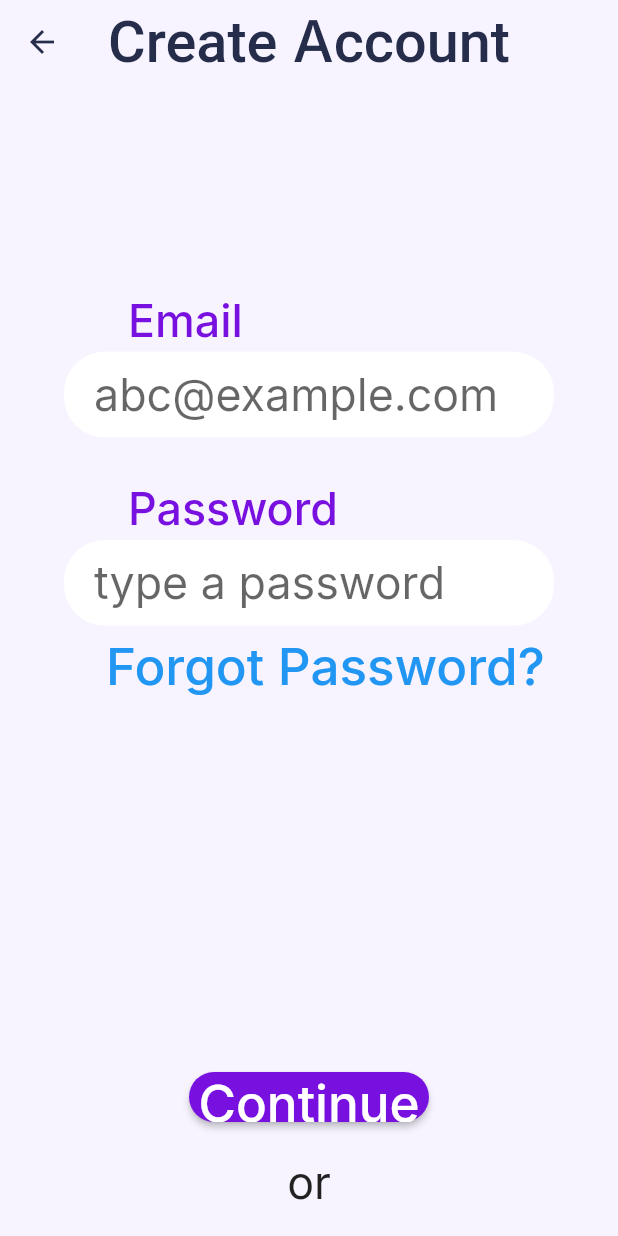
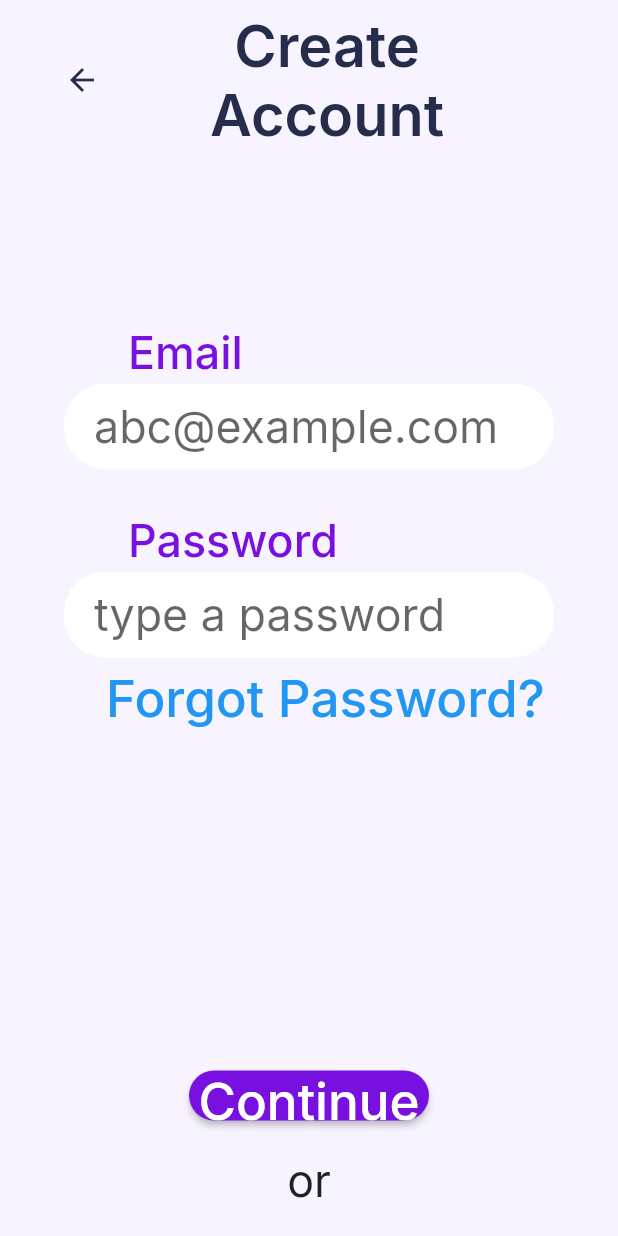
Before and after one commit to waseemabbas8/Badlo-Flutter-App, a Flutter app: the screen it shows after launch, after a tap on "Skip", on a phone screen of 412 x 824 dp. Run offline on Flutter 3.47's test engine with Material 2 defaults, Android fonts, the phone set to English and light mode, and no system bars; our stand-ins replace dio, flutter_svg, get, google_fonts, retrofit; missing offline and left inert: dart:ffi; generated files the repository leaves out were written again.

Commit message:
create custom app bar widget

```diff
--- a/lib/main.dart
+++ b/lib/main.dart
@@ -19,7 +19,7 @@ _initDependencies() {
   ScreenUtil.init(allowFontScaling: true);
 
   SystemChrome.setSystemUIOverlayStyle(const SystemUiOverlayStyle(
-    statusBarColor: colorWindowBackground,
+    statusBarColor: Colors.transparent,
     statusBarBrightness: Brightness.light,
     statusBarIconBrightness: Brightness.dark, // transparent status bar
   ));
--- a/lib/presentation/core/values/dimens.dart
+++ b/lib/presentation/core/values/dimens.dart
@@ -1,5 +1,6 @@
 import 'package:badlo/presentation/core/utils/screen_util.dart';
 import 'package:flutter/material.dart';
+import 'package:get/get.dart';
 
 const spacing10 = 10.0;
 const spacing12 = 12.0;
@@ -66,4 +67,6 @@ class Spacing {
   static final v30 = SizedBox(height: 30.toHeight);
   static final v40 = SizedBox(height: 40.toHeight);
   static final v50 = SizedBox(height: 50.toHeight);
+
+  static final statusBarHeight = SizedBox(height: Get.mediaQuery.viewPadding.top + 10.toHeight);
 }
--- a/lib/presentation/page/auth/signup/sign_up_page.dart
+++ b/lib/presentation/page/auth/signup/sign_up_page.dart
@@ -2,6 +2,7 @@ import 'package:badlo/presentation/core/base/base_page.dart';
 import 'package:badlo/presentation/core/constants.dart';
 import 'package:badlo/presentation/core/utils/screen_util.dart';
 import 'package:badlo/presentation/page/auth/signup/sign_up_controller.dart';
+import 'package:badlo/presentation/widget/app_bar_widget.dart';
 import 'package:badlo/presentation/widget/button.dart';
 import 'package:badlo/presentation/widget/text_field.dart';
 import 'package:flutter/material.dart';
@@ -15,19 +16,17 @@ class SignUpPage extends BasePage<SignUpController> {
 
   @override
   Widget build(BuildContext context) {
-    final appbar = AppBar(
-      leading: Icon(Icons.arrow_back),
-      title: Text('Create Account'),
-    );
-    return SafeArea(
-      child: Scaffold(
-        appBar: appbar,
-        body: SafeArea(
+    return Scaffold(
+      body: Padding(
+        padding: Margin.h20,
+        child: Column(
+          children: [
+            Spacing.statusBarHeight,
+            AppbarWidget(title: 'Create Account'),
+            Expanded(
               child: SingleChildScrollView(
                 child: SizedBox(
-              height: Get.height - Get.statusBarHeight,
-              child: Padding(
-                padding: Margin.h20,
+                  height: Get.height - Get.mediaQuery.viewPadding.top - 10.toHeight - 50.toHeight,
                   child: Column(
                     children: [
                       Expanded(
@@ -41,6 +40,7 @@ class SignUpPage extends BasePage<SignUpController> {
                 ),
               ),
             ),
+          ],
         ),
       ),
     );
--- a/lib/presentation/page/onboarding/onboarding_page.dart
+++ b/lib/presentation/page/onboarding/onboarding_page.dart
@@ -14,11 +14,11 @@ class OnBoardingPage extends BasePage<OnBoardingController> {
 
   @override
   Widget build(BuildContext context) {
-    return SafeArea(
-      child: Scaffold(
+    return Scaffold(
       body: Column(
         mainAxisSize: MainAxisSize.min,
         children: [
+          SizedBox(height: Get.mediaQuery.viewPadding.top),
           Align(
             alignment: Alignment.bottomRight,
             child: GestureDetector(
@@ -93,7 +93,6 @@ class OnBoardingPage extends BasePage<OnBoardingController> {
           )
         ],
       ),
-      ),
     );
   }
 }
--- a/lib/presentation/widget/app_bar_widget.dart
+++ b/lib/presentation/widget/app_bar_widget.dart
@@ -1,10 +1,38 @@
+import 'package:badlo/presentation/core/values/colors.dart';
+import 'package:badlo/presentation/core/values/dimens.dart';
 import 'package:flutter/material.dart';
+import 'package:get/get.dart';
 
 class AppbarWidget extends StatelessWidget {
-  const AppbarWidget({Key? key}) : super(key: key);
+  final VoidCallback? onBackPress;
+  final String title;
+  final Widget? leading;
+  const AppbarWidget({Key? key, this.onBackPress, this.leading, required this.title})
+      : super(key: key);
 
   @override
   Widget build(BuildContext context) {
-    return Container();
+    return Row(
+      crossAxisAlignment: CrossAxisAlignment.center,
+      children: [
+        GestureDetector(
+          onTap: onBackPress,
+          child: Icon(
+            Icons.arrow_back,
+            color: colorAppBarTitle,
+          ),
+        ),
+        Spacing.h16,
+        Expanded(
+          child: Text(
+            title,
+            style: Get.textTheme.headline6?.copyWith(color: colorAppBarTitle),
+            textAlign: TextAlign.center,
+          ),
+        ),
+        Spacing.h16,
+        leading ?? Container(),
+      ],
+    );
   }
 }
```
Lines whose indentation alone changed are shown as unchanged.
